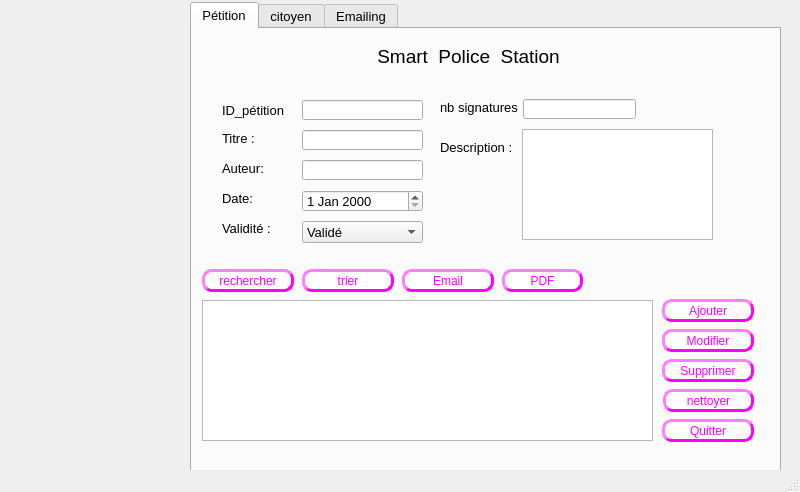
Old version of the form final5/mainwindow.ui in the repository nefissaKhiari/Smart_Police_Station_2A20.
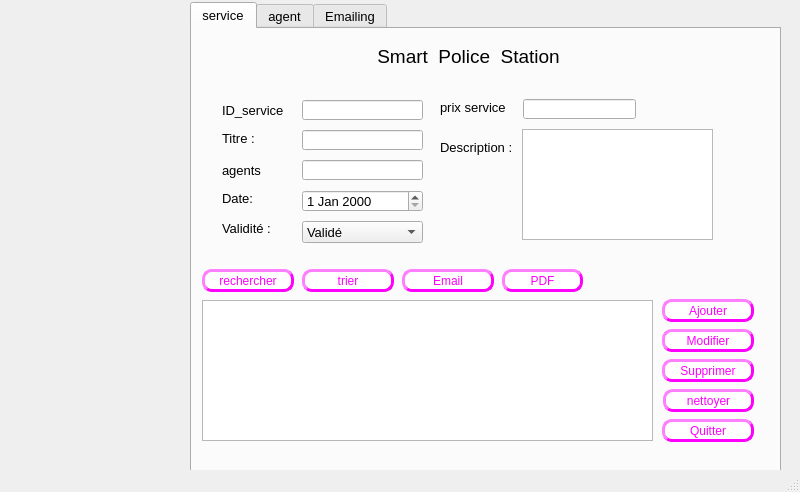
New version of the form. The open tabs and pages were chosen to show the change. Icons and pictures are not drawn.

Diff of the .ui file:
```diff
--- a/final5/mainwindow.ui
+++ b/final5/mainwindow.ui
@@ -121,7 +121,7 @@
          <normaloff>../../Downloads/téléchargement.png</normaloff>../../Downloads/téléchargement.png</iconset>
        </attribute>
        <attribute name="title">
-        <string>Pétition</string>
+        <string>service</string>
        </attribute>
        <widget class="QPushButton" name="ajouterimage">
         <property name="geometry">
@@ -156,7 +156,7 @@
          </rect>
         </property>
         <property name="text">
-         <string>ID_pétition</string>
+         <string>ID_service</string>
         </property>
        </widget>
        <widget class="QLabel" name="label_5">
@@ -178,11 +178,11 @@
           <x>30</x>
           <y>133</y>
           <width>47</width>
-          <height>13</height>
+          <height>16</height>
          </rect>
         </property>
         <property name="text">
-         <string>Auteur:</string>
+         <string>agents</string>
         </property>
        </widget>
        <widget class="QLabel" name="label_11">
@@ -547,7 +547,7 @@
          </rect>
         </property>
         <property name="text">
-         <string>nb signatures </string>
+         <string>prix service</string>
         </property>
        </widget>
       </widget>
@@ -557,7 +557,7 @@
          <normaloff>../../Downloads/48175.png</normaloff>../../Downloads/48175.png</iconset>
        </attribute>
        <attribute name="title">
-        <string>citoyen</string>
+        <string>agent</string>
        </attribute>
        <widget class="QLabel" name="policou">
         <property name="geometry">
```
Left out of the diff: 8 changed lines with no effect on the pictures.
